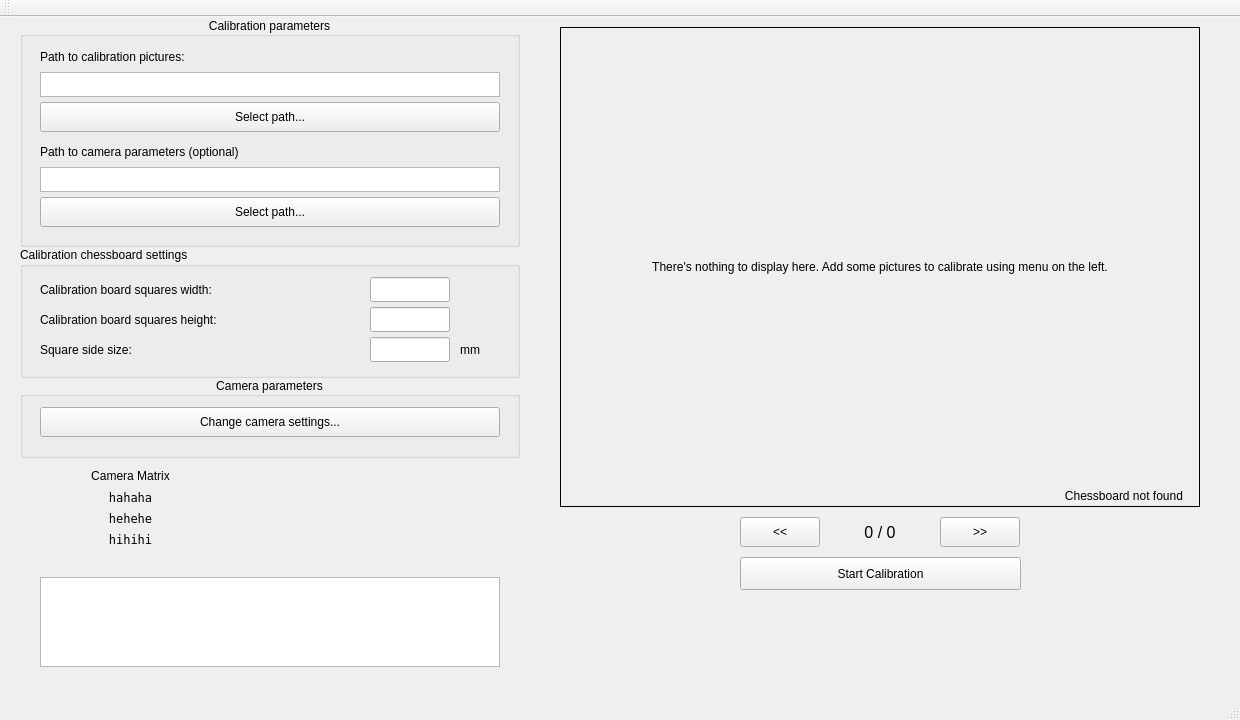
The window that gui-beta/calib-gui/calibgui.ui (Kuwashitamidayo/camera_calib) describes before a commit, drawn with Qt 5.
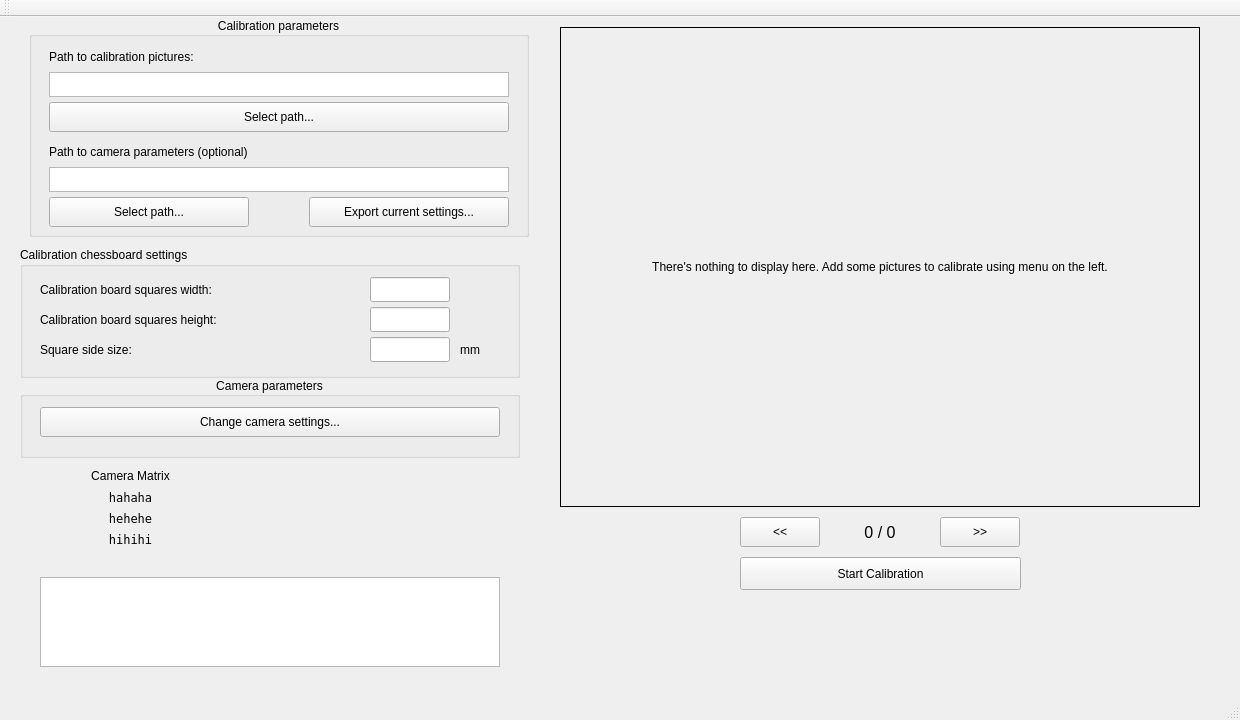
The same window after the commit.

Commit message: Added possibility to export changes.

```diff
--- a/gui-beta/calib-gui/calibgui.ui
+++ b/gui-beta/calib-gui/calibgui.ui
@@ -10,6 +10,18 @@
     <height>720</height>
    </rect>
   </property>
+  <property name="minimumSize">
+   <size>
+    <width>1240</width>
+    <height>720</height>
+   </size>
+  </property>
+  <property name="maximumSize">
+   <size>
+    <width>1240</width>
+    <height>720</height>
+   </size>
+  </property>
   <property name="windowTitle">
    <string>Camera calibration program by K. Talaga</string>
   </property>
@@ -20,12 +32,30 @@
    <widget class="QGroupBox" name="gBoxCalibParams">
     <property name="geometry">
      <rect>
-      <x>20</x>
+      <x>29</x>
       <y>0</y>
       <width>500</width>
-      <height>230</height>
+      <height>220</height>
      </rect>
     </property>
+    <property name="sizePolicy">
+     <sizepolicy hsizetype="Expanding" vsizetype="Preferred">
+      <horstretch>0</horstretch>
+      <verstretch>0</verstretch>
+     </sizepolicy>
+    </property>
+    <property name="minimumSize">
+     <size>
+      <width>280</width>
+      <height>220</height>
+     </size>
+    </property>
+    <property name="maximumSize">
+     <size>
+      <width>500</width>
+      <height>220</height>
+     </size>
+    </property>
     <property name="locale">
      <locale language="English" country="UnitedKingdom"/>
     </property>
@@ -50,6 +80,24 @@
        <height>25</height>
       </rect>
      </property>
+     <property name="sizePolicy">
+      <sizepolicy hsizetype="Minimum" vsizetype="Minimum">
+       <horstretch>0</horstretch>
+       <verstretch>0</verstretch>
+      </sizepolicy>
+     </property>
+     <property name="minimumSize">
+      <size>
+       <width>210</width>
+       <height>25</height>
+      </size>
+     </property>
+     <property name="baseSize">
+      <size>
+       <width>210</width>
+       <height>25</height>
+      </size>
+     </property>
     </widget>
     <widget class="QLabel" name="ImagesPath">
      <property name="geometry">
@@ -60,6 +108,12 @@
        <height>20</height>
       </rect>
      </property>
+     <property name="minimumSize">
+      <size>
+       <width>160</width>
+       <height>20</height>
+      </size>
+     </property>
      <property name="text">
       <string>Path to calibration pictures:</string>
      </property>
@@ -73,6 +127,18 @@
        <height>30</height>
       </rect>
      </property>
+     <property name="minimumSize">
+      <size>
+       <width>210</width>
+       <height>30</height>
+      </size>
+     </property>
+     <property name="baseSize">
+      <size>
+       <width>210</width>
+       <height>30</height>
+      </size>
+     </property>
      <property name="text">
       <string>Select path...</string>
      </property>
@@ -86,6 +152,12 @@
        <height>20</height>
       </rect>
      </property>
+     <property name="minimumSize">
+      <size>
+       <width>180</width>
+       <height>20</height>
+      </size>
+     </property>
      <property name="text">
       <string>Path to camera parameters (optional)</string>
      </property>
@@ -99,20 +171,51 @@
        <height>25</height>
       </rect>
      </property>
+     <property name="minimumSize">
+      <size>
+       <width>210</width>
+       <height>25</height>
+      </size>
+     </property>
     </widget>
     <widget class="QPushButton" name="buttonPathCameraParam">
      <property name="geometry">
       <rect>
        <x>20</x>
        <y>180</y>
-       <width>460</width>
+       <width>200</width>
        <height>30</height>
       </rect>
      </property>
+     <property name="minimumSize">
+      <size>
+       <width>120</width>
+       <height>30</height>
+      </size>
+     </property>
      <property name="text">
       <string>Select path...</string>
      </property>
     </widget>
+    <widget class="QPushButton" name="buttonExportCameraParam">
+     <property name="geometry">
+      <rect>
+       <x>280</x>
+       <y>180</y>
+       <width>200</width>
+       <height>30</height>
+      </rect>
+     </property>
+     <property name="minimumSize">
+      <size>
+       <width>120</width>
+       <height>30</height>
+      </size>
+     </property>
+     <property name="text">
+      <string>Export current settings...</string>
+     </property>
+    </widget>
    </widget>
    <widget class="QPushButton" name="pButPrevPicture">
     <property name="geometry">
@@ -415,7 +518,7 @@
      </rect>
     </property>
     <property name="text">
-     <string>Chessboard not found</string>
+     <string/>
     </property>
     <property name="alignment">
      <set>Qt::AlignCenter</set>
```
Left out of the diff: 2 changed lines with no effect on the pictures. The commit also changes 4 other files.
